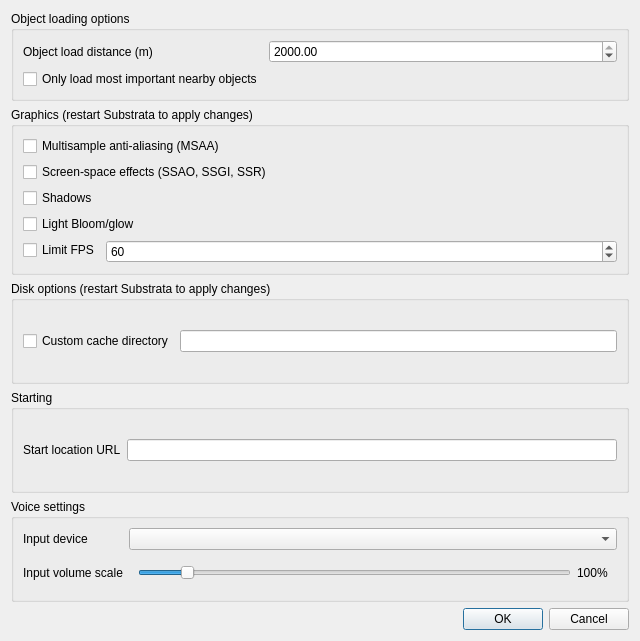
Qt form gui_client/MainOptionsDialog.ui (shipilovden/sub-metasiberia) before a commit.
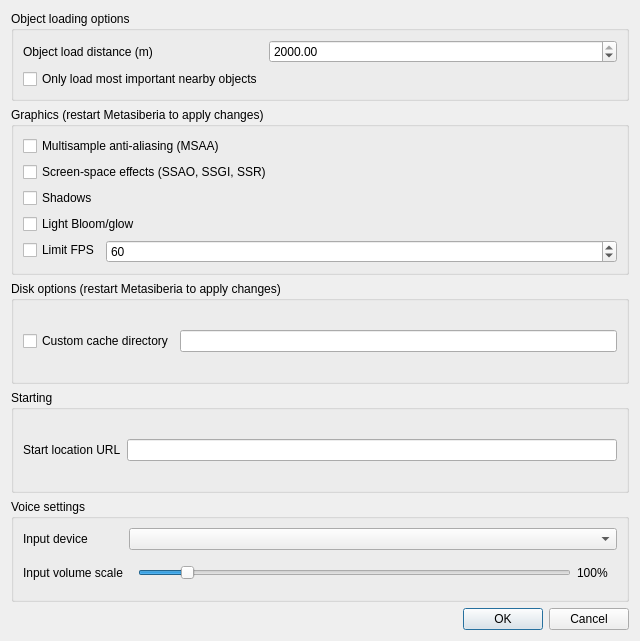
The same form after that commit. Custom widgets are drawn as their Qt base class.

Commit message: Branding: Metasiberia Beta window title + client messages

```diff
--- a/gui_client/MainOptionsDialog.ui
+++ b/gui_client/MainOptionsDialog.ui
@@ -71,7 +71,7 @@
    <item>
     <widget class="QGroupBox" name="groupBox">
      <property name="title">
-      <string>Graphics (restart Substrata to apply changes)</string>
+      <string>Graphics (restart Metasiberia to apply changes)</string>
      </property>
      <layout class="QVBoxLayout" name="verticalLayout_2">
       <item>
@@ -143,7 +143,7 @@
    <item>
     <widget class="QGroupBox" name="groupBox_3">
      <property name="title">
-      <string>Disk options (restart Substrata to apply changes)</string>
+      <string>Disk options (restart Metasiberia to apply changes)</string>
      </property>
      <layout class="QGridLayout" name="gridLayout">
       <item row="0" column="0">
```
The commit also changes 3 other files.
